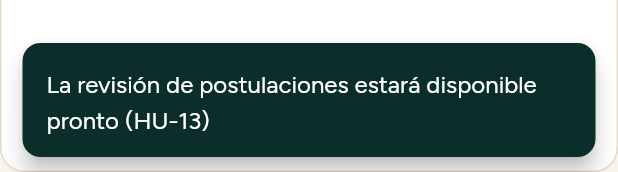
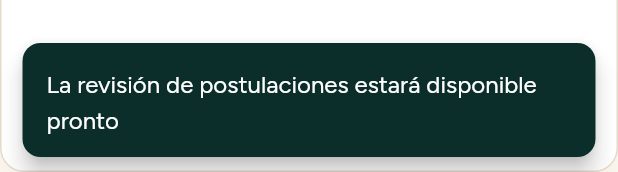
Before and after one commit to Dcarvajal13/limpiaya, a Flutter app: the TarjetaSolicitudCliente widget shown alone on an empty page, opened directly with empty values, after a tap on "Ver postulantes", on a phone screen of 412 x 824 dp. Shown: the part 1064-1236 px from the top of the screen. Run offline on Flutter 3.47's test engine with Material 3 defaults, Android fonts, the phone set to English and light mode, and no system bars; our stand-ins replace file_picker, flutter_riverpod, go_router, google_fonts, supabase_flutter; accounts and stored records are empty; network calls fail; statements that could not run were skipped.

Commit message:
Update tarjeta_solicitud_cliente.dart

```diff
--- a/lib/presentation/screens/cliente/tarjeta_solicitud_cliente.dart
+++ b/lib/presentation/screens/cliente/tarjeta_solicitud_cliente.dart
@@ -306,7 +306,7 @@ class TarjetaSolicitudCliente extends StatelessWidget {
             FilledButton(
               onPressed: () => _accion(
                 context,
-                'La revisión de postulaciones estará disponible pronto (HU-13)',
+                'La revisión de postulaciones estará disponible pronto',
               ),
               style: FilledButton.styleFrom(
                 minimumSize: Size(movil ? double.infinity : 150, 44),
```
